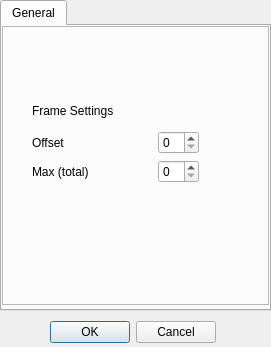
First picture: the form in hexrd/ui/resources/ui/process_ims_dialog.ui, repository HEXRD/hexrdgui, before the edit.
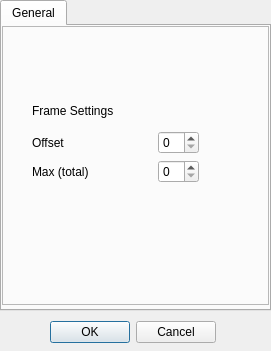
Second picture: the form after the edit.

```diff
--- a/hexrd/ui/resources/ui/process_ims_dialog.ui
+++ b/hexrd/ui/resources/ui/process_ims_dialog.ui
@@ -7,7 +7,7 @@
     <x>0</x>
     <y>0</y>
     <width>271</width>
-    <height>347</height>
+    <height>351</height>
    </rect>
   </property>
   <property name="windowTitle">
```
